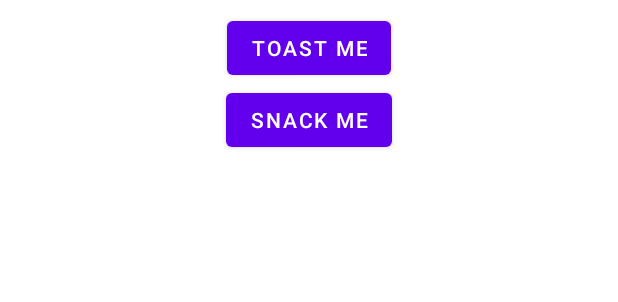
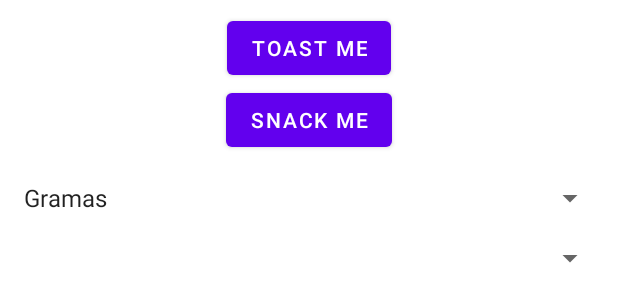
Before and after one commit to LucasBorges-91/ElementosCursoKotlin, an Android app: the layout activity_main.xml on its own in the app's theme, with its tools: preview values and no code run, on a phone screen of 412 x 824 dp. Shown: the top 302 px of the screen. Run offline under Robolectric (Android 15) with nearby library versions, the phone set to English and light mode, and no system bars.

Commit message:
Criando dois spninners no layout e definindo valor do spninner estatico

```diff
--- a/app/src/main/res/layout/activity_main.xml
+++ b/app/src/main/res/layout/activity_main.xml
@@ -22,4 +22,18 @@
         android:layout_height="wrap_content"
         android:layout_gravity="center_horizontal"
         android:text="Snack me" />
+
+    <Spinner
+        android:id="@+id/spinner_static"
+        android:layout_width="match_parent"
+        android:layout_height="wrap_content"
+        android:entries="@array/spnnier_values"
+        android:layout_marginTop="16dp"/>
+
+    <Spinner
+        android:id="@+id/spinner_dynamic"
+        android:layout_width="match_parent"
+        android:layout_height="wrap_content"
+        android:layout_marginTop="16dp"/>
+
 </LinearLayout>
--- a/app/src/main/res/values/strings.xml
+++ b/app/src/main/res/values/strings.xml
@@ -1,3 +1,10 @@
 <resources>
     <string name="app_name">ElementsApplication</string>
+
+    <string-array name="spnnier_values" >
+        <item>Gramas</item>
+        <item>KG</item>
+        <item>Arrobas</item>
+        <item>Toneladas</item>
+    </string-array>
 </resources>
```
